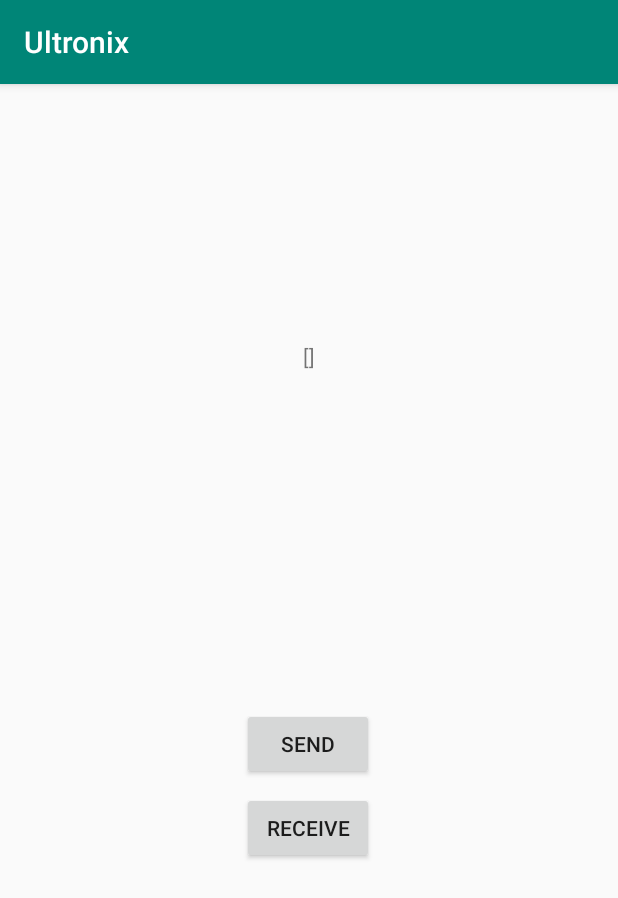
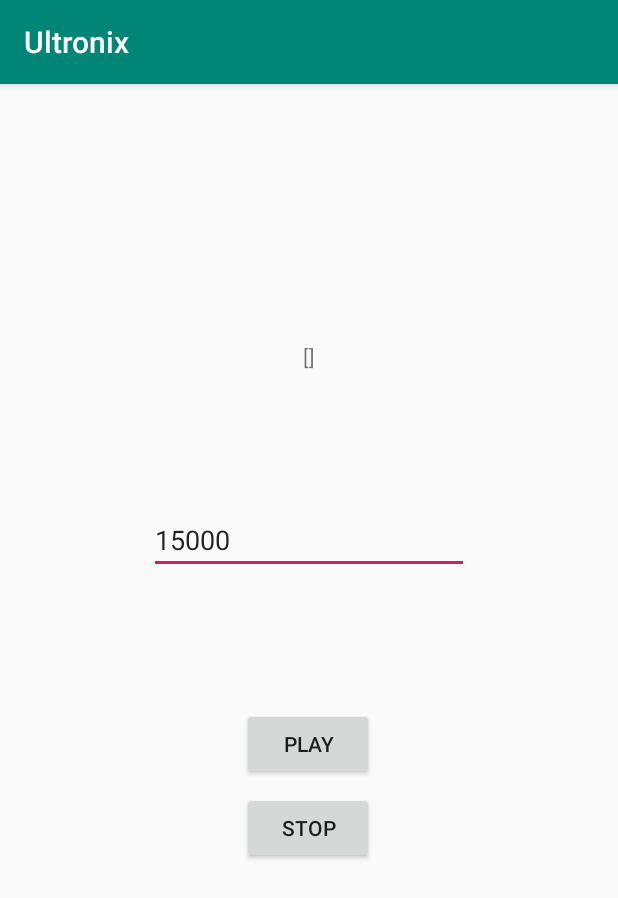
Before and after one commit to geetesh-gupta/ultronix, an Android app: the screen it shows after launch (MainActivity), on a phone screen of 412 x 824 dp. Shown: the top 898 px of the screen. Run offline under Robolectric (Android 15) with nearby library versions, the phone set to English and light mode, and no system bars.

Commit message:
Update frontend elements

```diff
--- a/app/src/main/res/layout/activity_main.xml
+++ b/app/src/main/res/layout/activity_main.xml
@@ -4,14 +4,14 @@
     xmlns:tools="http://schemas.android.com/tools"
     android:layout_width="match_parent"
     android:layout_height="match_parent"
-    tools:context=".utils.MainActivity">
+    tools:context=".MainActivity">
 
     <TextView
         android:id="@+id/textView"
         android:layout_width="wrap_content"
         android:layout_height="wrap_content"
         android:layout_marginTop="172dp"
-        android:text="TextView"
+        android:text="@string/textview"
         app:layout_constraintEnd_toEndOf="parent"
         app:layout_constraintStart_toStartOf="parent"
         app:layout_constraintTop_toTopOf="parent" />
@@ -21,7 +21,7 @@
         android:layout_width="wrap_content"
         android:layout_height="wrap_content"
         android:layout_marginBottom="8dp"
-        android:text="Send"
+        android:text="@string/send"
         app:layout_constraintBottom_toBottomOf="parent"
         app:layout_constraintEnd_toEndOf="parent"
         app:layout_constraintHorizontal_bias="0.498"
@@ -34,11 +34,23 @@
         android:layout_width="wrap_content"
         android:layout_height="wrap_content"
         android:layout_marginTop="8dp"
-        android:text="Receive"
+        android:text="@string/stop"
         app:layout_constraintEnd_toEndOf="parent"
         app:layout_constraintHorizontal_bias="0.498"
         app:layout_constraintStart_toStartOf="parent"
         app:layout_constraintTop_toBottomOf="@+id/button" />
 
+    <EditText
+        android:id="@+id/editText"
+        android:layout_width="wrap_content"
+        android:layout_height="wrap_content"
+        android:ems="10"
+        android:inputType="number"
+        android:text="@string/frequency"
+        app:layout_constraintBottom_toTopOf="@+id/button"
+        app:layout_constraintEnd_toEndOf="parent"
+        app:layout_constraintStart_toStartOf="parent"
+        app:layout_constraintTop_toBottomOf="@+id/textView" />
+
 
 </androidx.constraintlayout.widget.ConstraintLayout>
--- a/app/src/main/res/values/strings.xml
+++ b/app/src/main/res/values/strings.xml
@@ -1,3 +1,7 @@
 <resources>
     <string name="app_name">Ultronix</string>
+    <string name="textview">CurFreq</string>
+    <string name="send">Play</string>
+    <string name="stop">Stop</string>
+    <string name="frequency">15000</string>
 </resources>
```
